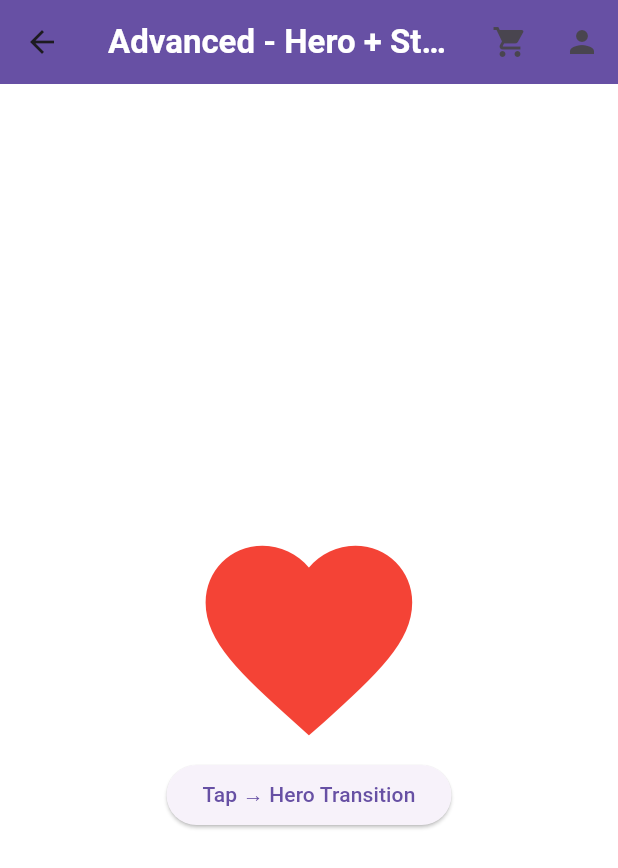
After one commit to samirdev-ai/learn_app, a Flutter app: the screen it shows after launch, scrolled down 848 dp, after a tap on "Go to Animation", on a phone screen of 412 x 824 dp. The commit adds this screen. Shown: the top 868 px of the screen. Run offline on Flutter 3.47's test engine with Material 3 defaults, Android fonts, the phone set to English and light mode, and no system bars; our stand-ins replace font_awesome_flutter; missing offline and left inert: animated_tree_view, dart:ffi.

Commit message:
added animation screen, range slider, splash screen

```diff
--- a/lib/utils/route_helper.dart
+++ b/lib/utils/route_helper.dart
@@ -17,7 +17,9 @@ import '../widgets/date_picker.dart';
 import '../widgets/form_valid.dart';
 import '../widgets/gestur_inkwell.dart';
 import '../widgets/stack.dart';
+import '../widgets/range_slider.dart';
 import '../widgets/text_field.dart';
+import '../widgets/animation_screen.dart';
 
 class RouteHelper {
   static String home = '/';
@@ -36,8 +38,10 @@ class RouteHelper {
   static const String gesturinkwell = '/GesturInkwel';
   static const String stack = '/Stackk';
   static const String textfield = '/Textfield';
+  static const String rangeslider = '/Rangeslider';
+  static const String animation = '/AdvancedAnimation';
+
   static myRoutes() => {
-    // '/': (context) => HomeScreen(),
     // '/': (context) => ContainerScreen(),
     '/': (context) => HomeScreen(),
   };
@@ -104,6 +108,15 @@ class RouteHelper {
         String name = setting.arguments as String;
         return MaterialPageRoute(builder: (context) => DatePicker());
       }
+      case animation: {
+        String name = setting.arguments as String;
+        return MaterialPageRoute(builder: (context) => AdvancedAnimation());
+      }
+
+      case rangeslider: {
+        String name = setting.arguments as String;
+        return MaterialPageRoute(builder: (context) => Rangeslider());
+      }
 
     }
   }
--- /dev/null
+++ b/lib/widgets/animation_screen.dart
@@ -0,0 +1,248 @@
+import 'package:flutter/material.dart';
+import 'app_bar.dart';
+//
+// class AdvancedAnimation extends StatefulWidget {
+//   const AdvancedAnimation({super.key});
+//   @override
+//   State<AdvancedAnimation> createState() => _AdvancedAnimationState();
+// }
+//
+// class _AdvancedAnimationState extends State<AdvancedAnimation> {
+//   bool _isBigAndRed = false;
+//
+//   @override
+//   Widget build(BuildContext context) {
+//     return Scaffold(
+//       backgroundColor: Colors.white,
+//       appBar: CommonAppBar(title: 'Simple Animation',
+//         showBackButton: false, //no back in home screen
+//       ),
+//       body: Center(
+//         child: GestureDetector(
+//           onTap: () => setState(() => _isBigAndRed = !_isBigAndRed),
+//           child: AnimatedContainer(
+//             duration: const Duration(milliseconds: 600),
+//             curve: Curves.easeInOutCubic,
+//             width: _isBigAndRed ? 220 : 120,
+//             height: _isBigAndRed ? 220 : 120,
+//             decoration: BoxDecoration(
+//               color: _isBigAndRed ? Colors.red : Colors.blue,
+//               borderRadius: BorderRadius.circular(_isBigAndRed ? 40 : 16),
+//               boxShadow: _isBigAndRed
+//                   ? [BoxShadow(color: Colors.red.withOpacity(0.6), blurRadius: 30)]
+//                   : null,
+//             ),
+//             child: AnimatedOpacity(
+//               opacity: _isBigAndRed ? 1.0 : 0.6,
+//               duration: const Duration(milliseconds: 800),
+//               child: const Icon(Icons.favorite, color: Colors.white, size: 60),
+//             ),
+//           ),
+//         ),
+//       ),
+//     );
+//   }
+// }
+//
+//
+
+
+//
+// import 'dart:math' show pi;
+//
+// class AdvancedAnimation extends StatefulWidget {
+//   const AdvancedAnimation({super.key});
+//   @override
+//   State<AdvancedAnimation> createState() => _AdvancedAnimationState();
+// }
+//
+// class _AdvancedAnimationState extends State<AdvancedAnimation>
+//     with SingleTickerProviderStateMixin {
+//   late AnimationController _controller;
+//   late Animation<double> _rotation;
+//   late Animation<double> _scale;
+//   late Animation<Color?> _color;
+//
+//   @override
+//   void initState() {
+//     super.initState();
+//     _controller = AnimationController(
+//       vsync: this,
+//       duration: const Duration(seconds: 3),
+//     )..repeat(reverse: true);
+//
+//     _rotation = Tween<double>(begin: 0, end: 2 * pi).animate(
+//       CurvedAnimation(parent: _controller, curve: Curves.easeInOut),
+//     );
+//
+//     _scale = Tween<double>(begin: 0.8, end: 1.4).animate(
+//       CurvedAnimation(parent: _controller, curve: Curves.easeInOut),
+//     );
+//
+//     _color = ColorTween(begin: Colors.blue, end: Colors.purple).animate(
+//       CurvedAnimation(parent: _controller, curve: Curves.easeInOut),
+//     );
+//   }
+//
+//   @override
+//   void dispose() {
+//     _controller.dispose();
+//     super.dispose();
+//   }
+//
+//   @override
+//   Widget build(BuildContext context) {
+//     return Scaffold(
+//       backgroundColor: Colors.white,
+//       appBar: CommonAppBar(title: 'Medium Animation',
+//         showBackButton: false, //no back in home screen
+//       ),
+//       body: Center(
+//         child: AnimatedBuilder(
+//           animation: _controller,
+//           builder: (context, child) {
+//             return Transform.rotate(
+//               angle: _rotation.value,
+//               child: Transform.scale(
+//                 scale: _scale.value,
+//                 child: Container(
+//                   width: 180,
+//                   height: 180,
+//                   decoration: BoxDecoration(
+//                     color: _color.value,
+//                     shape: BoxShape.circle,
+//                     boxShadow: [
+//                       BoxShadow(
+//                         color: _color.value!.withOpacity(0.5),
+//                         blurRadius: 30,
+//                         spreadRadius: 10,
+//                       ),
+//                     ],
+//                   ),
+//                   child: const Icon(Icons.star, color: Colors.white, size: 80),
+//                 ),
+//               ),
+//             );
+//           },
+//         ),
+//       ),
+//     );
+//   }
+// }
+
+
+class AdvancedAnimation extends StatefulWidget {
+  const AdvancedAnimation({super.key});
+  @override
+  State<AdvancedAnimation> createState() => _AdvancedAnimationState();
+}
+
+class _AdvancedAnimationState extends State<AdvancedAnimation>
+    with TickerProviderStateMixin {
+  late AnimationController _controller;
+  late Animation<double> _scaleAnim;
+  late Animation<double> _rotationAnim;
+  late Animation<Offset> _slideAnim;
+
+  @override
+  void initState() {
+    super.initState();
+    _controller = AnimationController(
+      vsync: this,
+      duration: const Duration(seconds: 4),
+    )..repeat(reverse: true);
+
+    _scaleAnim = Tween<double>(begin: 0.6, end: 1.4).animate(
+      CurvedAnimation(
+        parent: _controller,
+        curve: const Interval(0.0, 0.6, curve: Curves.elasticOut),
+      ),
+    );
+
+    _rotationAnim = Tween<double>(begin: 0, end: 2 * 3.14159).animate(
+      CurvedAnimation(
+        parent: _controller,
+        curve: const Interval(0.3, 0.9, curve: Curves.easeInOutBack),
+      ),
+    );
+
+    _slideAnim = Tween<Offset>(begin: const Offset(0, 0.4), end: const Offset(0, -0.4)).animate(
+      CurvedAnimation(
+        parent: _controller,
+        curve: const Interval(0.6, 1.0, curve: Curves.easeInOut),
+      ),
+    );
+  }
+
+  @override
+  void dispose() {
+    _controller.dispose();
+    super.dispose();
+  }
+
+  @override
+  Widget build(BuildContext context) {
+    return Scaffold(
+      backgroundColor: Colors.white,
+      appBar: CommonAppBar(title: 'Advanced - Hero + Staggered',
+        showBackButton: false, //no back in home screen
+      ),
+      body: Center(
+        child: Column(
+          mainAxisAlignment: MainAxisAlignment.center,
+          children: [
+            // Hero animation example (tap to go to detail)
+            Hero(
+              tag: 'heart-icon',
+              child: AnimatedBuilder(
+                animation: _controller,
+                builder: (context, child) {
+                  return Transform.translate(
+                    offset: _slideAnim.value * 100,
+                    child: Transform.rotate(
+                      angle: _rotationAnim.value,
+                      child: Transform.scale(
+                        scale: _scaleAnim.value,
+                        child: child,
+                      ),
+                    ),
+                  );
+                },
+                child: const Icon(Icons.favorite, color: Colors.red, size: 120),
+              ),
+            ),
+            const SizedBox(height: 60),
+            ElevatedButton(
+              onPressed: () {
+                Navigator.push(
+                  context,
+                  MaterialPageRoute(
+                    builder: (_) => const DetailScreen(),
+                  ),
+                );
+              },
+              child: const Text("Tap → Hero Transition"),
+            ),
+          ],
+        ),
+      ),
+    );
+  }
+}
+
+class DetailScreen extends StatelessWidget {
+  const DetailScreen({super.key});
+
+  @override
+  Widget build(BuildContext context) {
+    return Scaffold(
+      appBar: AppBar(title: const Text("Hero Destination")),
+      body: Center(
+        child: Hero(
+          tag: 'heart-icon',
+          child: const Icon(Icons.favorite, color: Colors.red, size: 300),
+        ),
+      ),
+    );
+  }
+}
--- a/lib/widgets/home_screen.dart
+++ b/lib/widgets/home_screen.dart
@@ -7,13 +7,15 @@ class HomeScreen extends StatelessWidget {
   @override
   Widget build(BuildContext context) {
     return Scaffold(
-      backgroundColor: Colors.white24,
+      backgroundColor: Colors.white,
       appBar: AppBar(
         title: Text('HomeScreen'),
         backgroundColor: Colors.lightBlueAccent,
       ),
       body: Center(
+        child: SingleChildScrollView(
           child: Column(
+            spacing: 50,
             mainAxisAlignment: MainAxisAlignment.center,
             children: [
               ElevatedButton(onPressed: () {
@@ -59,12 +61,20 @@ class HomeScreen extends StatelessWidget {
                 Navigator.pushNamed(context, RouteHelper.textfield, arguments: 'Samir');
               }, child: Text('Go to TextField')),
               ElevatedButton(onPressed: () {
+                Navigator.pushNamed(context, RouteHelper.rangeslider, arguments: 'Samir');
+              }, child: Text('Go to Range Slider')),
+              ElevatedButton(onPressed: () {
+                Navigator.pushNamed(context, RouteHelper.animation, arguments: 'Samir');
+              }, child: Text('Go to Animation')),
+
+              ElevatedButton(onPressed: () {
                 Navigator.pushNamed(context, RouteHelper.splittinginwidget, arguments: 'Samir');
               }, child: Text('Go to Splitting app in widget')),
 
             ],
           ),
         ),
+      ),
     );
   }
 }
```
Also changed, not shown: lib/widgets/range_slider.dart (added, +169 -0 lines), lib/widgets/splash_screen.dart (added, +30 -0 lines). Lines whose indentation alone changed are shown as unchanged.
